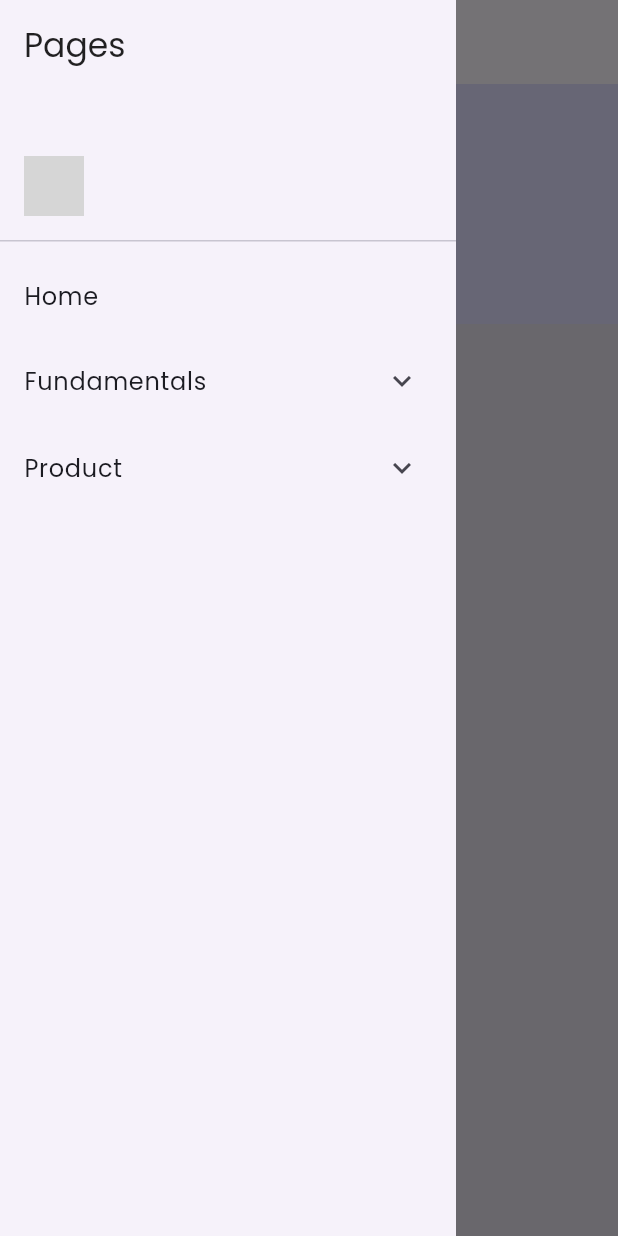
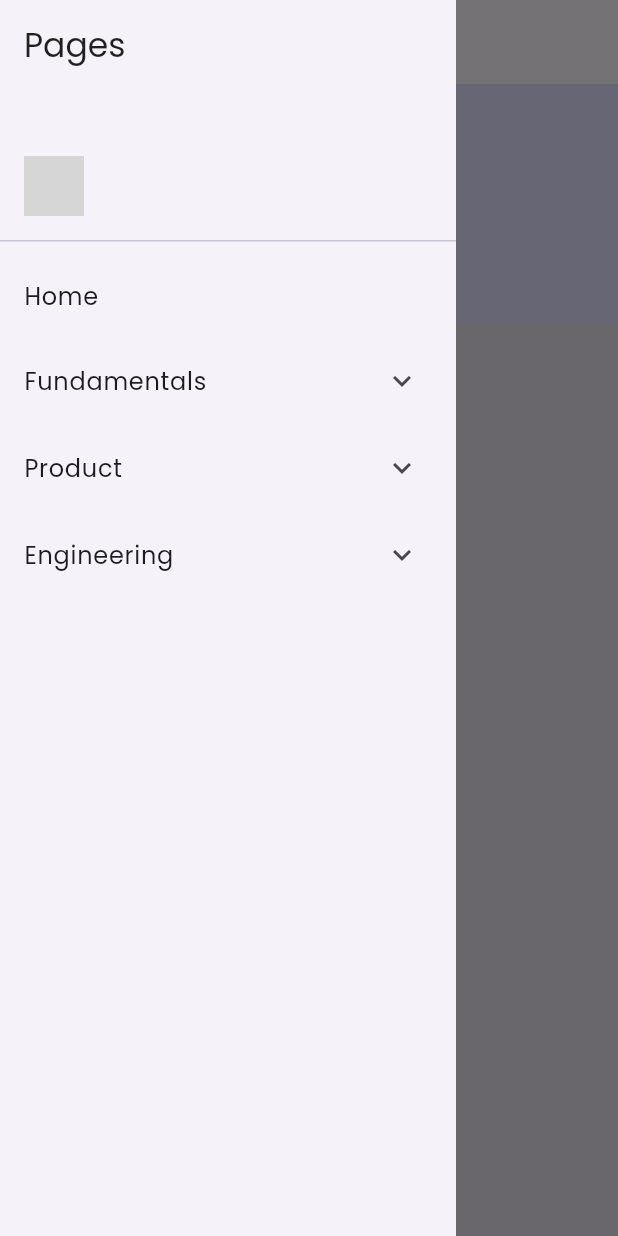
Before and after one commit to ChuffedDom/being-chuffed, a Flutter app: the DefaultPages screen opened directly, with the side drawer open, on a phone screen of 412 x 824 dp. Run offline on Flutter 3.47's test engine with Material 2 defaults, Android fonts, the phone set to English and light mode, and no system bars; our stand-ins replace firebase_core, flutter_markdown, google_fonts; accounts and stored records are empty; network calls fail; statements that could not run were skipped; grey boxes are pictures that could not be loaded.

Commit message:
Added tech stack

```diff
--- a/lib/drawer.dart
+++ b/lib/drawer.dart
@@ -62,6 +62,21 @@ class MainDrawer extends StatelessWidget {
               ),
             ],
           ),
+          ExpansionTile(
+            title: const Text("Engineering"),
+            children: [
+              ListTile(
+                title: const Padding(
+                  padding: EdgeInsets.only(left: 8),
+                  child: Text("Stack"),
+                ),
+                onTap: () {
+                  Navigator.pushNamedAndRemoveUntil(
+                      context, '/techstack', (route) => false);
+                },
+              ),
+            ],
+          ),
         ],
       ),
     );
--- a/lib/main.dart
+++ b/lib/main.dart
@@ -32,6 +32,7 @@ class BeingChuffed extends StatelessWidget {
         '/persona': (context) => const Persona(),
         '/scope': (context) => const Scope(),
         '/meetings': (context) => const Meetings(),
+        '/techstack': (context) => const TechStack(),
       },
     );
   }
--- a/lib/pages.dart
+++ b/lib/pages.dart
@@ -39,7 +39,9 @@ class DefaultPages extends StatelessWidget {
         fontSize: 24,
       ),
       h3: textTheme.headlineMedium!.copyWith(
-        color: colors.onSurface,
+        color: colors.primary,
+        fontWeight: FontWeight.w600,
+        fontSize: 18,
       ),
       h4: textTheme.headlineSmall!.copyWith(
         color: colors.onSurface,
@@ -251,3 +253,16 @@ class Meetings extends StatelessWidget {
     );
   }
 }
+
+class TechStack extends StatelessWidget {
+  const TechStack({super.key});
+
+  @override
+  Widget build(BuildContext context) {
+    return const DefaultPages(
+      lastEditDate: "Monday 21st August 2023",
+      markdownURL:
+          "https://raw.githubusercontent.com/ChuffedDom/being-chuffed-handbook/main/Engineering/Stack.md",
+    );
+  }
+}
```
